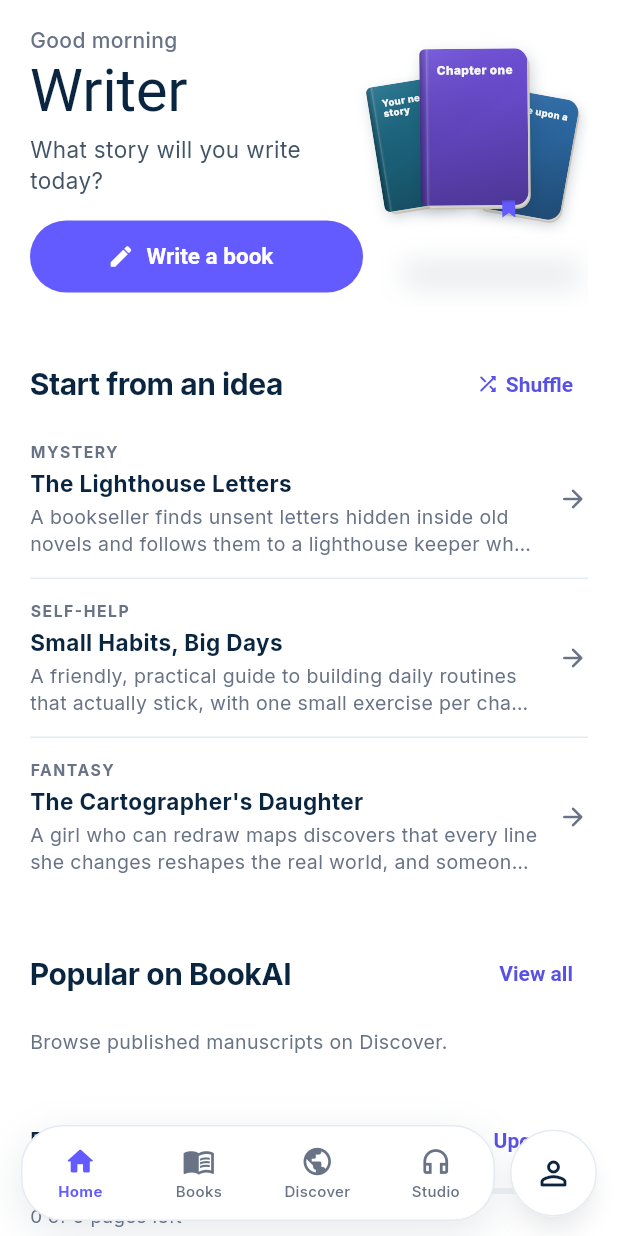
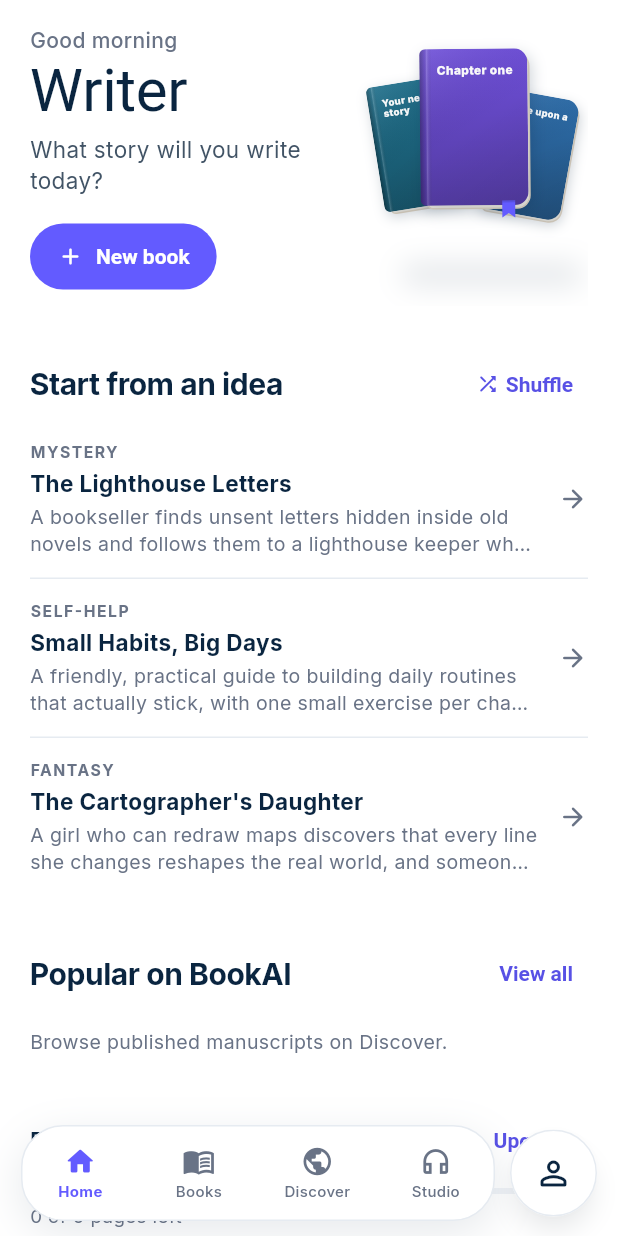
Before and after one commit to SRMAP-University/trybookai, a Flutter app: the HomeScreen screen opened by its route, on a phone screen of 412 x 824 dp. Run offline on Flutter 3.47's test engine with Material 3 defaults, Android fonts, the phone set to English and light mode, and no system bars; our stand-ins replace cached_network_image, dio, file_picker, firebase_core, firebase_messaging, flutter_local_notifications and 7 more; missing offline and left inert: purchases_flutter; accounts and stored records are empty; network calls fail.

Commit message:
Make the Home write button a compact pill sized to its label.
Co-Authored-By: Claude Opus 5.5 <noreply@anthropic.com>

```diff
--- a/mobile/lib/screens/home/home_widgets.dart
+++ b/mobile/lib/screens/home/home_widgets.dart
@@ -283,10 +283,21 @@ class _HomeHeroState extends State<HomeHero>
                   ),
                 ),
                 const SizedBox(height: 16),
+                // Sized to its label, not the column: the one primary action
+                // on Home without shouting. 44 visible, 48 to the touch.
                 FilledButton.icon(
                   onPressed: widget.onWrite,
-                  icon: const Icon(Icons.edit_rounded, size: 18),
-                  label: const Text('Write a book'),
+                  style: FilledButton.styleFrom(
+                    minimumSize: const Size(0, 44),
+                    padding: const EdgeInsets.symmetric(horizontal: 18),
+                    tapTargetSize: MaterialTapTargetSize.padded,
+                    textStyle: const TextStyle(
+                      fontSize: 14,
+                      fontWeight: FontWeight.w600,
+                    ),
+                  ),
+                  icon: const Icon(Icons.add_rounded, size: 18),
+                  label: const Text('New book'),
                 ),
               ],
             ),
```
